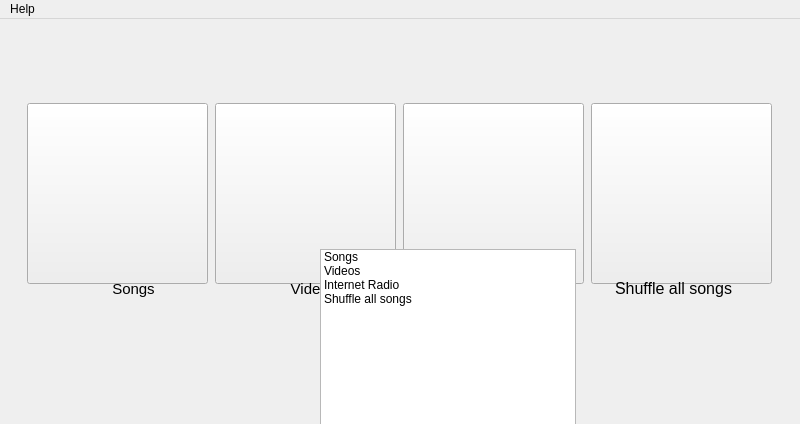
gidzzz/openmediaplayer, file mainwindow.ui: the form before one commit.
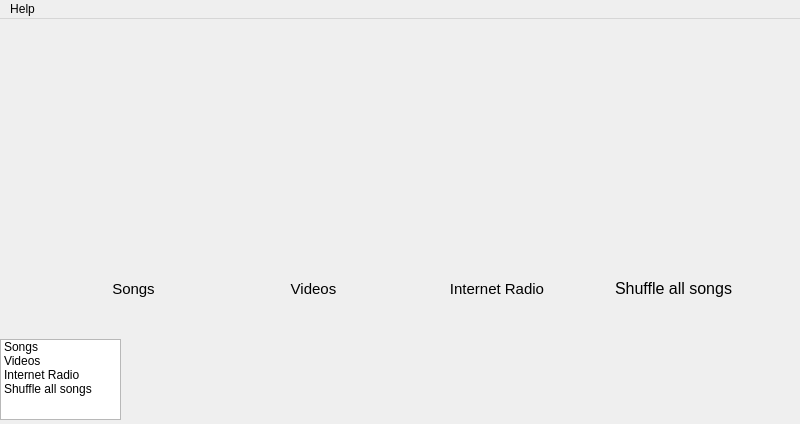
The form after the commit. Icons and pictures are not drawn.

Commit message: Added video window. Added proper portrait mode. Added a slot to set MusicWindow text.

Patch:
```diff
--- a/mainwindow.ui
+++ b/mainwindow.ui
@@ -23,7 +23,7 @@
    <enum>QTabWidget::Rounded</enum>
   </property>
   <widget class="QWidget" name="centralWidget">
-   <widget class="QToolButton" name="songsButton">
+   <widget class="QPushButton" name="songsButton">
     <property name="enabled">
      <bool>true</bool>
     </property>
@@ -51,8 +51,11 @@
       <height>164</height>
      </size>
     </property>
+    <property name="flat">
+     <bool>true</bool>
+    </property>
    </widget>
-   <widget class="QToolButton" name="videosButton">
+   <widget class="QPushButton" name="videosButton">
     <property name="enabled">
      <bool>true</bool>
     </property>
@@ -80,8 +83,11 @@
       <height>164</height>
      </size>
     </property>
+    <property name="flat">
+     <bool>true</bool>
+    </property>
    </widget>
-   <widget class="QToolButton" name="radioButton">
+   <widget class="QPushButton" name="radioButton">
     <property name="enabled">
      <bool>true</bool>
     </property>
@@ -109,8 +115,11 @@
       <height>164</height>
      </size>
     </property>
+    <property name="flat">
+     <bool>true</bool>
+    </property>
    </widget>
-   <widget class="QToolButton" name="shuffleAllButton">
+   <widget class="QPushButton" name="shuffleAllButton">
     <property name="enabled">
      <bool>true</bool>
     </property>
@@ -138,6 +147,9 @@
       <height>164</height>
      </size>
     </property>
+    <property name="flat">
+     <bool>true</bool>
+    </property>
    </widget>
    <widget class="QLabel" name="songsButtonLabel">
     <property name="geometry">
@@ -230,15 +242,27 @@
    <widget class="QListWidget" name="listWidget">
     <property name="geometry">
      <rect>
-      <x>320</x>
-      <y>230</y>
-      <width>256</width>
-      <height>192</height>
+      <x>0</x>
+      <y>320</y>
+      <width>121</width>
+      <height>81</height>
      </rect>
     </property>
+    <property name="verticalScrollBarPolicy">
+     <enum>Qt::ScrollBarAlwaysOff</enum>
+    </property>
+    <property name="horizontalScrollBarPolicy">
+     <enum>Qt::ScrollBarAlwaysOff</enum>
+    </property>
     <property name="editTriggers">
      <set>QAbstractItemView::NoEditTriggers</set>
     </property>
+    <property name="iconSize">
+     <size>
+      <width>128</width>
+      <height>128</height>
+     </size>
+    </property>
     <item>
      <property name="text">
       <string>Songs</string>
```
Left out of the diff: 16 changed lines with no effect on the pictures. The commit also changes 12 other files.
